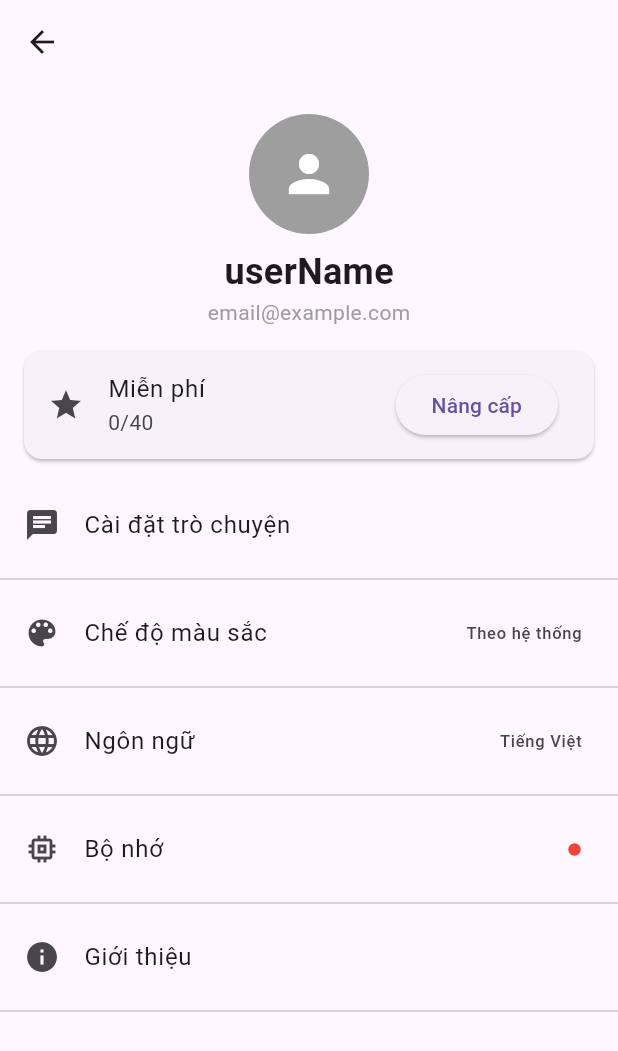
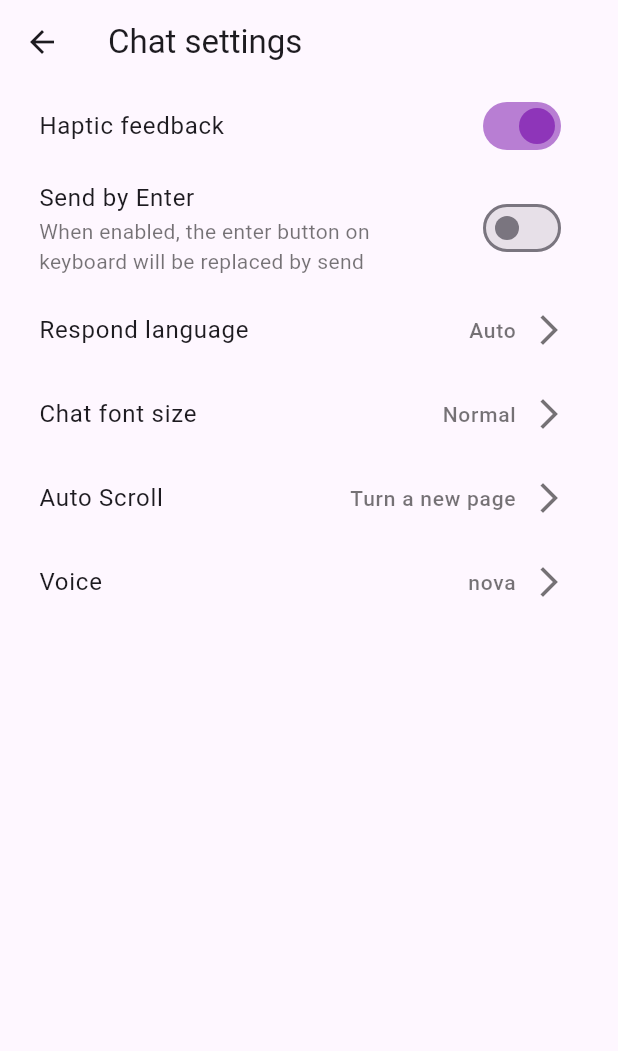
Before and after one commit to chaukietck25/Knowledge-based-BOT, a Flutter app: the screen it shows after launch, on a phone screen of 412 x 824 dp. Shown: the top 1051 px of the screen. Run offline on Flutter 3.47's test engine with Material 3 defaults, Android fonts, the phone set to English and light mode, and no system bars.

Commit message:
chat setting screen + home screen

```diff
--- /dev/null
+++ b/knowledge_based_bot/lib/chat_settings.dart
@@ -0,0 +1,127 @@
+import 'package:flutter/material.dart';
+
+
+class ChatSettingsScreen extends StatefulWidget {
+  const ChatSettingsScreen({super.key});
+
+  @override
+  _ChatSettingsScreenState createState() => _ChatSettingsScreenState();
+}
+
+class _ChatSettingsScreenState extends State<ChatSettingsScreen> {
+  bool hapticFeedback = true;
+  bool sendByEnter = false;
+
+  @override
+  Widget build(BuildContext context) {
+    return Scaffold(
+      // backgroundColor: Colors.black,
+      appBar: AppBar(
+        // backgroundColor: Colors.black,
+        elevation: 0,
+        leading: IconButton(
+          icon: const Icon(Icons.arrow_back),
+          onPressed: () {},
+        ),
+        title: const Text('Chat settings'),
+      ),
+      body: Padding(
+        padding: const EdgeInsets.symmetric(horizontal: 10.0),
+        child: ListView(
+          children: [
+            SwitchListTile(
+              title: const Text('Haptic feedback'),
+              value: hapticFeedback,
+              onChanged: (bool value) {
+                setState(() {
+                  hapticFeedback = value;
+                });
+              },
+              activeColor: const Color.fromARGB(204, 114, 5, 168),
+            ),
+
+            // Send by Enter Toggle
+            SwitchListTile(
+              title: const Text('Send by Enter'),
+              subtitle: const Text(
+                'When enabled, the enter button on keyboard will be replaced by send',
+                style: TextStyle(color: Colors.black54),
+              ),
+              value: sendByEnter,
+              onChanged: (bool value) {
+                setState(() {
+                  sendByEnter = value;
+                });
+              },
+              activeColor: const Color.fromARGB(204, 114, 5, 168),
+            ),
+
+            // Respond Language Option
+            ListTile(
+              title: const Text('Respond language'),
+              trailing: const Row(
+                mainAxisSize: MainAxisSize.min,
+                children: [
+                  Text('Auto', style: TextStyle(color: Colors.black54, fontSize: 14),),
+                  SizedBox(width: 10),
+                  Icon(Icons.arrow_forward_ios, color: Colors.black54),
+                ],
+              ),
+              onTap: () {
+                // Handle option tap
+              },
+            ),
+
+            // Chat Font Size Option
+            ListTile(
+              title: const Text('Chat font size'),
+              trailing: const Row(
+                mainAxisSize: MainAxisSize.min,
+                children: [
+                  Text('Normal', style: TextStyle(color: Colors.black54, fontSize: 14),),
+                  SizedBox(width: 10),
+                  Icon(Icons.arrow_forward_ios, color: Colors.black54),
+                ],
+              ),
+              onTap: () {
+                // Handle option tap
+              },
+            ),
+
+            // Auto Scroll Option
+            ListTile(
+              title: const Text('Auto Scroll'),
+              trailing: const Row(
+                mainAxisSize: MainAxisSize.min,
+                children: [
+                  Text('Turn a new page', style: TextStyle(color: Colors.black54, fontSize: 14),),
+                  SizedBox(width: 10),
+                  Icon(Icons.arrow_forward_ios, color: Colors.black54),
+                ],
+              ),
+              onTap: () {
+                // Handle option tap
+              },
+            ),
+
+            // Voice Option
+            ListTile(
+              title: const Text('Voice'),
+              trailing: const Row(
+                mainAxisSize: MainAxisSize.min,
+                children: [
+                  Text('nova', style: TextStyle(color: Colors.black54, fontSize: 14),),
+                  SizedBox(width: 10),
+                  Icon(Icons.arrow_forward_ios, color: Colors.black54),
+                ],
+              ),
+              onTap: () {
+                // Handle option tap
+              },
+            ),
+          ],
+        ),
+      ),
+    );
+  }
+}
```
Also changed, not shown: knowledge_based_bot/lib/home_screen.dart (added, +205 -0 lines), knowledge_based_bot/lib/main.dart (+5 -107 lines).
